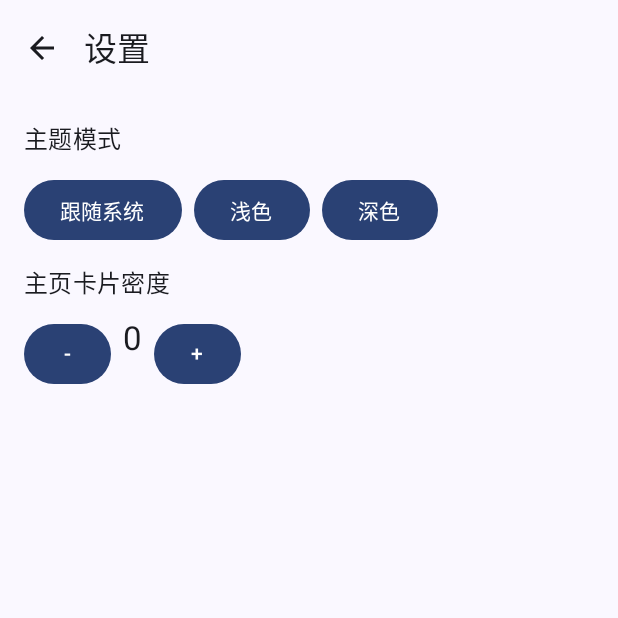
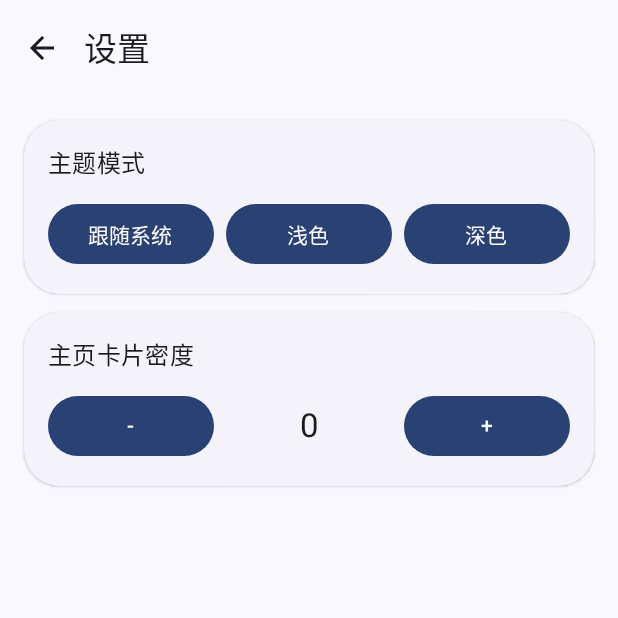
Before and after one commit to Glassous/FiaGoodsAndroid, an Android app built with Jetpack Compose: the SettingsActivity screen opened directly, with no data from a screen before it, on a phone screen of 412 x 824 dp, the top half of it. Run offline under Robolectric (Android 15) with nearby library versions, the phone set to English and light mode, and no system bars; 4 statements that could not run were skipped.

Commit message:
优化设置页面的UI

```diff
--- a/app/src/main/java/com/glassous/fiagoods/SettingsActivity.kt
+++ b/app/src/main/java/com/glassous/fiagoods/SettingsActivity.kt
@@ -13,6 +13,7 @@ import androidx.compose.foundation.layout.Row
 import androidx.compose.foundation.layout.fillMaxSize
 import androidx.compose.foundation.layout.padding
 import androidx.compose.foundation.layout.WindowInsets
+import androidx.compose.foundation.layout.fillMaxWidth
 import androidx.compose.material.icons.Icons
 import androidx.compose.material.icons.filled.ArrowBack
 import androidx.compose.material3.Button
@@ -23,12 +24,15 @@ import androidx.compose.material3.TopAppBar
 import androidx.compose.material3.Icon
 import androidx.compose.material3.IconButton
 import androidx.compose.material3.ExperimentalMaterial3Api
+import androidx.compose.material3.ElevatedCard
 import androidx.compose.runtime.Composable
 import androidx.compose.runtime.getValue
 import androidx.compose.runtime.mutableStateOf
 import androidx.compose.runtime.remember
 import androidx.compose.runtime.setValue
 import androidx.compose.ui.Modifier
+import androidx.compose.ui.Alignment
+import androidx.compose.ui.text.style.TextAlign
 import androidx.compose.ui.unit.dp
 import androidx.core.view.WindowCompat
 import androidx.core.view.WindowInsetsControllerCompat
@@ -87,17 +91,25 @@ private fun SettingsScreen(mode: String, density: Int, onBack: () -> Unit, onMod
                 navigationIcon = { IconButton(onClick = onBack) { Icon(Icons.Filled.ArrowBack, contentDescription = null) } }
             )
             Column(modifier = Modifier.fillMaxSize().padding(start = 16.dp, top = 16.dp, end = 16.dp), verticalArrangement = Arrangement.spacedBy(12.dp)) {
-                Text("主题模式", style = MaterialTheme.typography.titleMedium)
-                Row(horizontalArrangement = Arrangement.spacedBy(8.dp)) {
-                    Button(onClick = { onModeChange("system") }, enabled = mode != "system") { Text("跟随系统") }
-                    Button(onClick = { onModeChange("light") }, enabled = mode != "light") { Text("浅色") }
-                    Button(onClick = { onModeChange("dark") }, enabled = mode != "dark") { Text("深色") }
+                ElevatedCard(shape = androidx.compose.foundation.shape.RoundedCornerShape(24.dp)) {
+                    Column(modifier = Modifier.fillMaxWidth().padding(16.dp), verticalArrangement = Arrangement.spacedBy(12.dp)) {
+                        Text("主题模式", style = MaterialTheme.typography.titleMedium)
+                        Row(modifier = Modifier.fillMaxWidth(), horizontalArrangement = Arrangement.spacedBy(8.dp)) {
+                            Button(onClick = { onModeChange("system") }, enabled = mode != "system", modifier = Modifier.weight(1f)) { Text("跟随系统") }
+                            Button(onClick = { onModeChange("light") }, enabled = mode != "light", modifier = Modifier.weight(1f)) { Text("浅色") }
+                            Button(onClick = { onModeChange("dark") }, enabled = mode != "dark", modifier = Modifier.weight(1f)) { Text("深色") }
+                        }
+                    }
                 }
-                Text("主页卡片密度", style = MaterialTheme.typography.titleMedium)
-                Row(horizontalArrangement = Arrangement.spacedBy(8.dp)) {
-                    Button(onClick = { onDensityChange((density - 1).coerceAtLeast(0)) }) { Text("-") }
-                    Text(density.toString(), style = MaterialTheme.typography.titleLarge)
-                    Button(onClick = { onDensityChange((density + 1).coerceAtMost(10)) }) { Text("+") }
+                ElevatedCard(shape = androidx.compose.foundation.shape.RoundedCornerShape(24.dp)) {
+                    Column(modifier = Modifier.fillMaxWidth().padding(16.dp), verticalArrangement = Arrangement.spacedBy(12.dp)) {
+                        Text("主页卡片密度", style = MaterialTheme.typography.titleMedium)
+                        Row(modifier = Modifier.fillMaxWidth(), horizontalArrangement = Arrangement.spacedBy(8.dp), verticalAlignment = Alignment.CenterVertically) {
+                            Button(onClick = { onDensityChange((density - 1).coerceAtLeast(0)) }, modifier = Modifier.weight(1f)) { Text("-") }
+                            Text(density.toString(), style = MaterialTheme.typography.titleLarge, modifier = Modifier.weight(1f), textAlign = TextAlign.Center)
+                            Button(onClick = { onDensityChange((density + 1).coerceAtMost(10)) }, modifier = Modifier.weight(1f)) { Text("+") }
+                        }
+                    }
                 }
             }
         }
```
